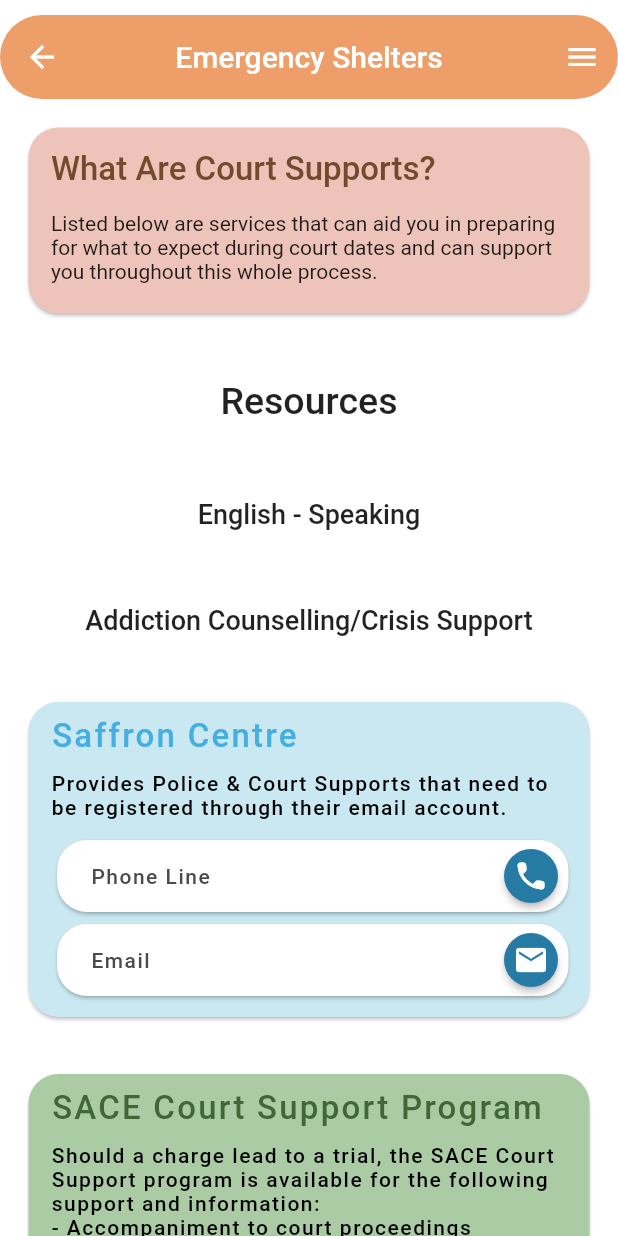
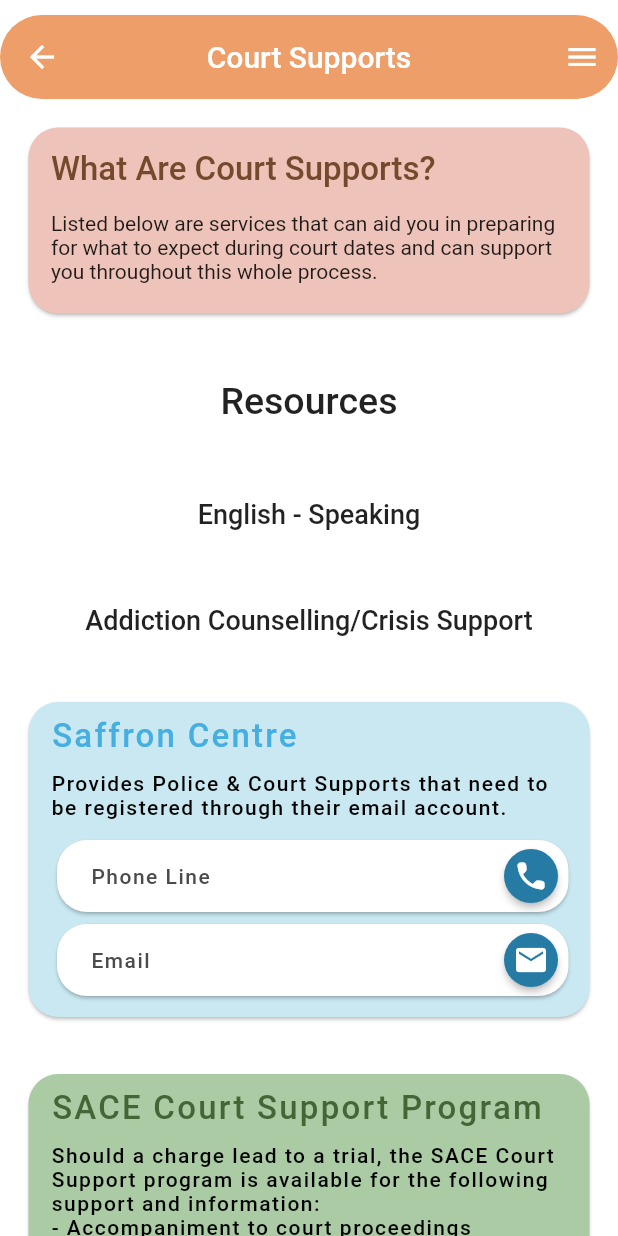
Before and after one commit to mu6-Abdullah/PRH-flutter, a Flutter app: the CourtSupportsPage screen opened directly, on a phone screen of 412 x 824 dp. Run offline on Flutter 3.47's test engine with Material 2 defaults, Android fonts, the phone set to English and light mode, and no system bars; missing offline and left inert: maps_launcher; Roboto replaces fonts that are missing (Montserrat).

Commit message:
fix: fixed court_supports.dart appbar title

```diff
--- a/lib/views/pages/court_supports.dart
+++ b/lib/views/pages/court_supports.dart
@@ -35,7 +35,7 @@ class _CourtSupportsPageState extends State<CourtSupportsPage> {
             SliverAppBar(
               centerTitle: true,
               title: Text(
-                'Emergency Shelters',
+                'Court Supports',
                 style: TextStyle(
                   color: Colors.white,
                   fontFamily: 'Montserrat',
```
